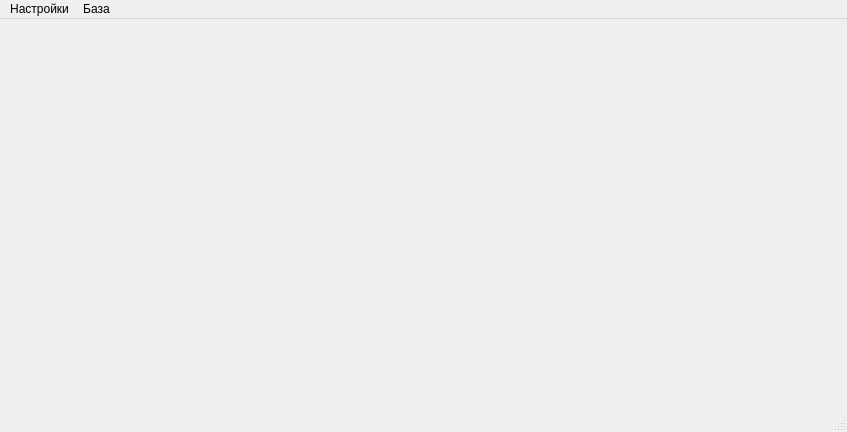
Qt form all_desing/ui/desing.ui (d3en89/Central_control_nix_system) before a commit.
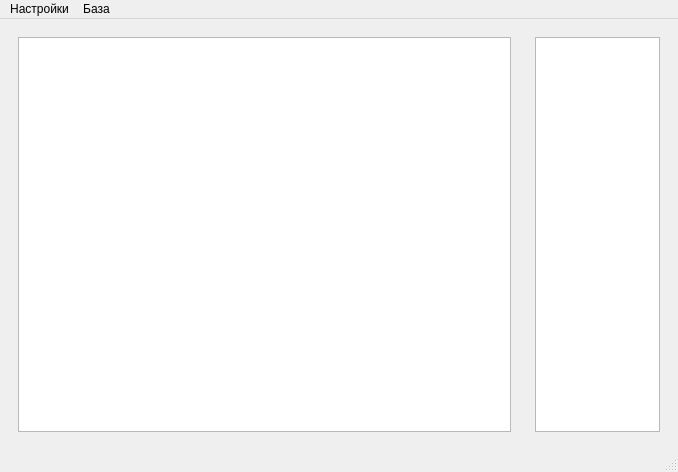
The same form after that commit.

Commit message: Widgets have been added and the server model with its dependencies has been edited

What changed in the file:
```diff
--- a/all_desing/ui/desing.ui
+++ b/all_desing/ui/desing.ui
@@ -6,20 +6,63 @@
    <rect>
     <x>0</x>
     <y>0</y>
-    <width>847</width>
-    <height>432</height>
+    <width>678</width>
+    <height>472</height>
    </rect>
   </property>
   <property name="windowTitle">
    <string>Controlcenter</string>
   </property>
-  <widget class="QWidget" name="centralwidget"/>
+  <widget class="QWidget" name="centralwidget">
+   <layout class="QGridLayout" name="gridLayout_4">
+    <item row="0" column="0">
+     <layout class="QGridLayout" name="gridLayout">
+      <item row="0" column="0">
+       <widget class="QWidget" name="widget" native="true">
+        <property name="minimumSize">
+         <size>
+          <width>511</width>
+          <height>408</height>
+         </size>
+        </property>
+        <layout class="QGridLayout" name="gridLayout_2">
+         <item row="0" column="0">
+          <widget class="QListView" name="listView"/>
+         </item>
+        </layout>
+       </widget>
+      </item>
+      <item row="0" column="1">
+       <widget class="QWidget" name="widget_2" native="true">
+        <property name="minimumSize">
+         <size>
+          <width>141</width>
+          <height>411</height>
+         </size>
+        </property>
+        <property name="maximumSize">
+         <size>
+          <width>261</width>
+          <height>931</height>
+         </size>
+        </property>
+        <layout class="QGridLayout" name="gridLayout_3">
+         <item row="0" column="0">
+          <widget class="QListView" name="listView_2"/>
+         </item>
+        </layout>
+       </widget>
+      </item>
+     </layout>
+    </item>
+   </layout>
+  </widget>
   <widget class="QMenuBar" name="menuBar">
    <property name="geometry">
     <rect>
      <x>0</x>
      <y>0</y>
-     <width>847</width>
+     <width>678</width>
      <height>21</height>
     </rect>
    </property>
```
The commit also changes 6 other files.
